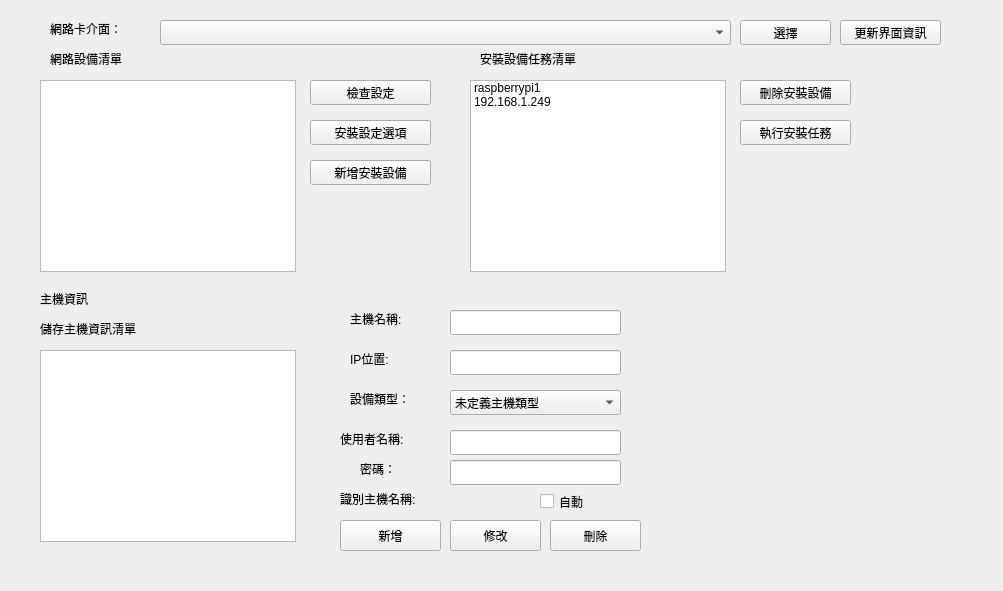
First picture: the form in ws/src/ros_qt_sen/src/install_shell/install_shell.ui, repository cocobird231/RV1-gui, before the edit.
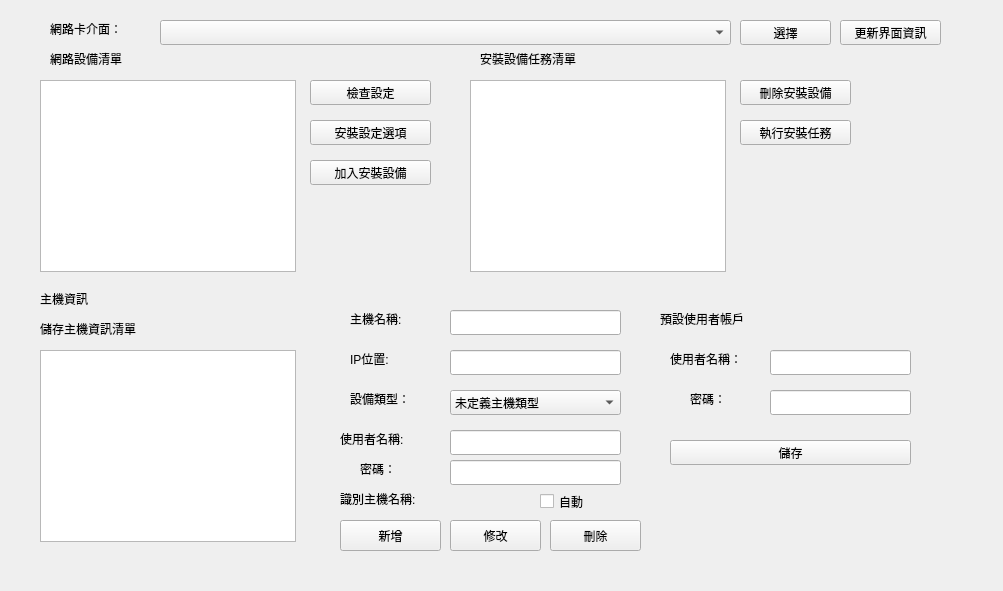
Second picture: the form after the edit.

Commit message: 完善任務新增 預設使用者帳戶UI

```diff
--- a/ws/src/ros_qt_sen/src/install_shell/install_shell.ui
+++ b/ws/src/ros_qt_sen/src/install_shell/install_shell.ui
@@ -166,16 +166,6 @@
      <height>192</height>
     </rect>
    </property>
-   <item>
-    <property name="text">
-     <string>raspberrypi1</string>
-    </property>
-   </item>
-   <item>
-    <property name="text">
-     <string>192.168.1.249</string>
-    </property>
-   </item>
   </widget>
   <widget class="QLabel" name="label_4">
    <property name="geometry">
@@ -390,7 +380,7 @@
     </rect>
    </property>
    <property name="text">
-    <string>新增安裝設備</string>
+    <string>加入安裝設備</string>
    </property>
   </widget>
   <widget class="QPushButton" name="pushButton_9">
@@ -419,6 +409,78 @@
     <string>執行安裝任務</string>
    </property>
   </widget>
+  <widget class="QLabel" name="label_12">
+   <property name="geometry">
+    <rect>
+     <x>660</x>
+     <y>310</y>
+     <width>111</width>
+     <height>17</height>
+    </rect>
+   </property>
+   <property name="text">
+    <string>預設使用者帳戶</string>
+   </property>
+  </widget>
+  <widget class="QLabel" name="label_13">
+   <property name="geometry">
+    <rect>
+     <x>670</x>
+     <y>350</y>
+     <width>91</width>
+     <height>17</height>
+    </rect>
+   </property>
+   <property name="text">
+    <string>使用者名稱：</string>
+   </property>
+  </widget>
+  <widget class="QLabel" name="label_14">
+   <property name="geometry">
+    <rect>
+     <x>690</x>
+     <y>390</y>
+     <width>51</width>
+     <height>17</height>
+    </rect>
+   </property>
+   <property name="text">
+    <string>密碼：</string>
+   </property>
+  </widget>
+  <widget class="QLineEdit" name="lineEdit_5">
+   <property name="geometry">
+    <rect>
+     <x>770</x>
+     <y>350</y>
+     <width>141</width>
+     <height>25</height>
+    </rect>
+   </property>
+  </widget>
+  <widget class="QLineEdit" name="lineEdit_6">
+   <property name="geometry">
+    <rect>
+     <x>770</x>
+     <y>390</y>
+     <width>141</width>
+     <height>25</height>
+    </rect>
+   </property>
+  </widget>
+  <widget class="QPushButton" name="pushButton_11">
+   <property name="geometry">
+    <rect>
+     <x>670</x>
+     <y>440</y>
+     <width>241</width>
+     <height>25</height>
+    </rect>
+   </property>
+   <property name="text">
+    <string>儲存</string>
+   </property>
+  </widget>
  </widget>
  <resources/>
  <connections/>
```
The commit also changes 8 other files.
